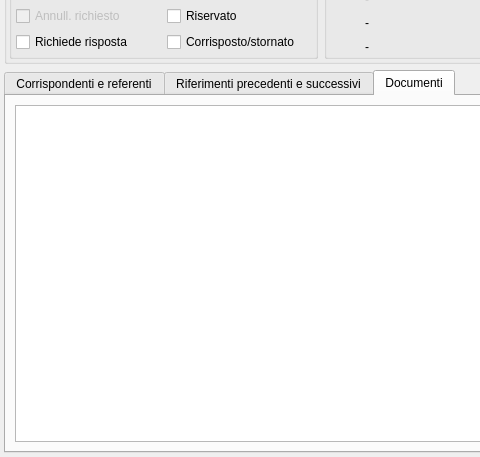
Qt form src/com/axiastudio/suite/protocollo/forms/protocollo.ui (tizianolattisi/suitegda) before a commit; both pictures show x 0 to 480 and y 182 to 639 of the 972 by 639 pixel window.
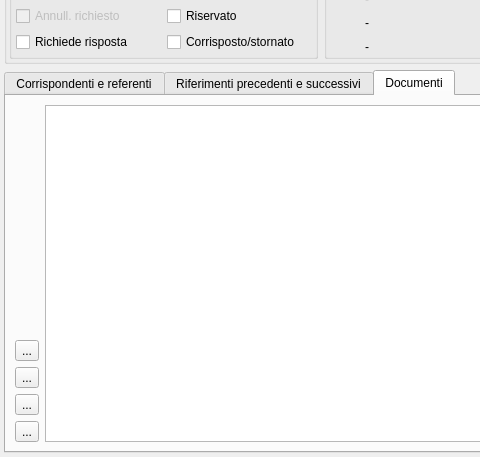
The same form after that commit. The open tabs and pages were chosen to show the change. Icons and pictures are not drawn. Custom widgets are drawn as their Qt base class.

Commit message: Test di campo privato nel protocollo.

```diff
--- a/src/com/axiastudio/suite/protocollo/forms/protocollo.ui
+++ b/src/com/axiastudio/suite/protocollo/forms/protocollo.ui
@@ -630,10 +630,51 @@
        <attribute name="title">
         <string>Documenti</string>
        </attribute>
-       <layout class="QVBoxLayout" name="verticalLayout_9">
-        <item>
+       <layout class="QGridLayout" name="gridLayout_6">
+        <item row="0" column="0">
+         <spacer name="verticalSpacer">
+          <property name="orientation">
+           <enum>Qt::Vertical</enum>
+          </property>
+          <property name="sizeHint" stdset="0">
+           <size>
+            <width>20</width>
+            <height>190</height>
+           </size>
+          </property>
+         </spacer>
+        </item>
+        <item row="0" column="1" rowspan="5">
          <widget class="QListWidget" name="listWidgetAlfresco"/>
         </item>
+        <item row="1" column="0">
+         <widget class="QToolButton" name="toolButtonAlfrescoOpen">
+          <property name="text">
+           <string>...</string>
+          </property>
+         </widget>
+        </item>
+        <item row="2" column="0">
+         <widget class="QToolButton" name="toolButtonAlfrescoSpace">
+          <property name="text">
+           <string>...</string>
+          </property>
+         </widget>
+        </item>
+        <item row="3" column="0">
+         <widget class="QToolButton" name="toolButtonAlfrescoInsert">
+          <property name="text">
+           <string>...</string>
+          </property>
+         </widget>
+        </item>
+        <item row="4" column="0">
+         <widget class="QToolButton" name="toolButtonAlfrescoDelete">
+          <property name="text">
+           <string>...</string>
+          </property>
+         </widget>
+        </item>
        </layout>
       </widget>
      </widget>
```
Left out of the diff: 11 changed lines with no effect on the pictures. The commit also changes 2 other files.
